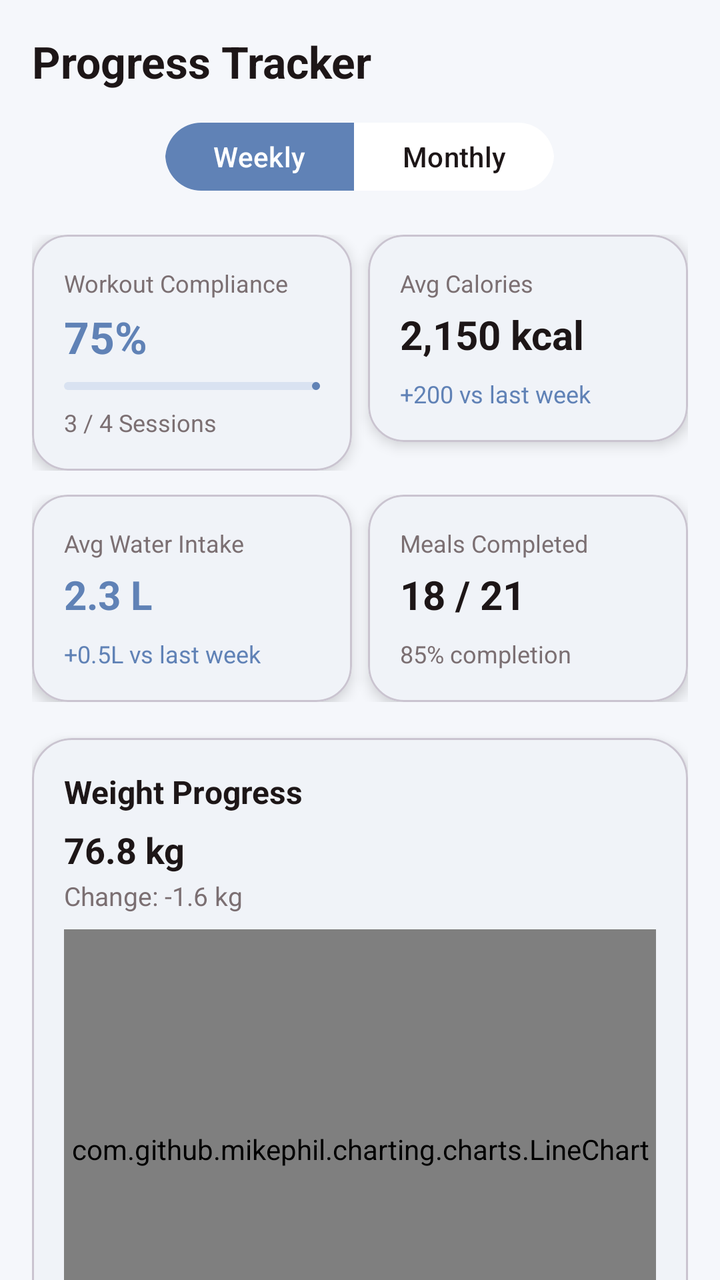
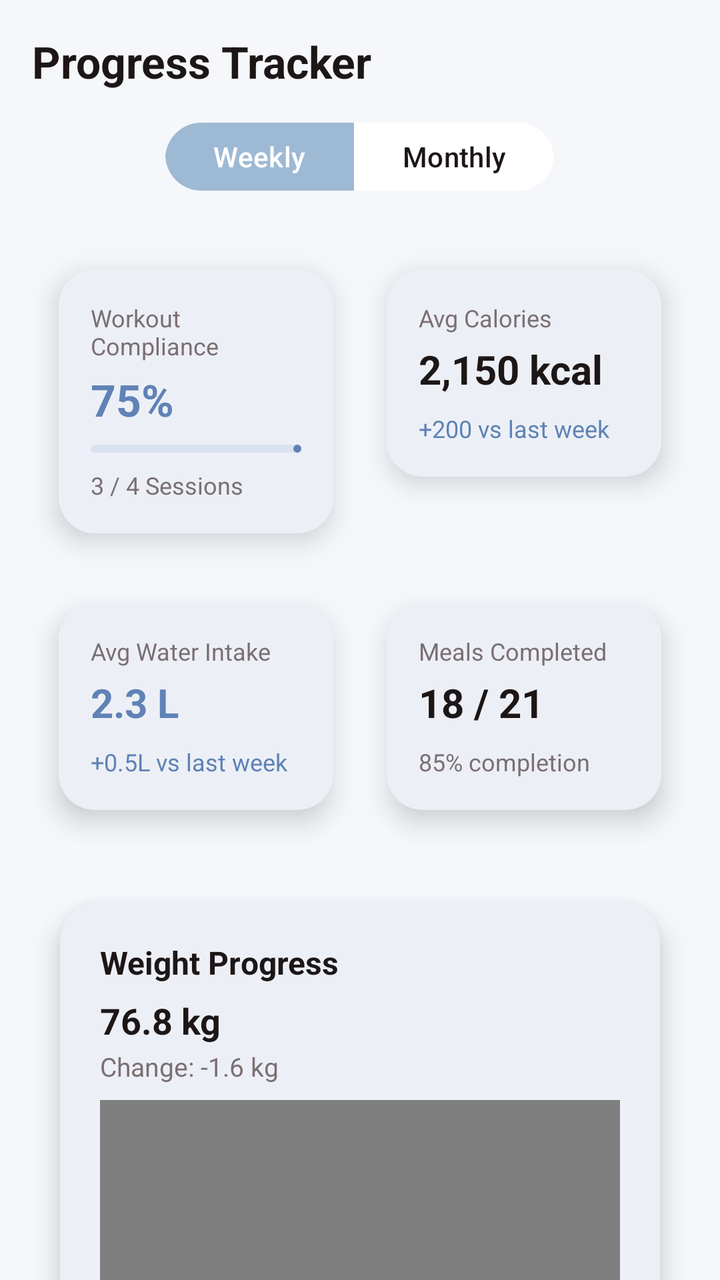

Compare the two renders of this Android layout. The source of the first and the diff that turns it into the second are given below.
<!-- AndroidManifest.xml: application theme Theme.FlexiFitApp -->
<!-- res/layout/fragment_progress_tracker.xml -->
<?xml version="1.0" encoding="utf-8"?>
<androidx.core.widget.NestedScrollView
    xmlns:android="http://schemas.android.com/apk/res/android"
    xmlns:app="http://schemas.android.com/apk/res-auto"
    android:layout_width="match_parent"
    android:layout_height="match_parent"
    android:background="@color/background"
    android:fillViewport="true">

    <LinearLayout
        android:layout_width="match_parent"
        android:layout_height="wrap_content"
        android:orientation="vertical"
        android:padding="16dp">

        <TextView
            android:id="@+id/tvProgressTitle"
            android:layout_width="wrap_content"
            android:layout_height="wrap_content"
            android:text="Progress Tracker"
            android:textSize="22sp"
            android:textStyle="bold"
            android:textColor="@color/textPrimary"
            android:layout_marginBottom="12dp"/>

        <com.google.android.material.button.MaterialButtonToggleGroup
            android:id="@+id/toggle_range"
            android:layout_width="wrap_content"
            android:layout_height="wrap_content"
            android:layout_gravity="center"
            app:singleSelection="true"
            app:selectionRequired="true"
            app:checkedButton="@id/btnWeekly">

            <com.google.android.material.button.MaterialButton
                android:id="@+id/btnWeekly"
                android:layout_width="wrap_content"
                android:layout_height="42dp"
                android:text="Weekly"
                android:textAllCaps="false"
                android:textColor="@color/white"
                app:backgroundTint="@color/colorPrimary"
                app:cornerRadius="18dp"/>

            <com.google.android.material.button.MaterialButton
                android:id="@+id/btnMonthly"
                android:layout_width="wrap_content"
                android:layout_height="42dp"
                android:text="Monthly"
                android:textAllCaps="false"
                android:textColor="@color/textPrimary"
                app:backgroundTint="@color/surface"
                app:cornerRadius="18dp"/>

        </com.google.android.material.button.MaterialButtonToggleGroup>

        
        <LinearLayout
            android:layout_width="match_parent"
            android:layout_height="wrap_content"
            android:layout_marginTop="18dp"
            android:orientation="horizontal"
            android:weightSum="2">

            <com.google.android.material.card.MaterialCardView
                android:layout_width="0dp"
                android:layout_height="wrap_content"
                android:layout_weight="1"
                android:layout_marginEnd="8dp"
                app:cardCornerRadius="18dp"
                app:cardBackgroundColor="@color/surface"
                app:cardElevation="4dp">

                <LinearLayout
                    android:layout_width="match_parent"
                    android:layout_height="wrap_content"
                    android:orientation="vertical"
                    android:padding="16dp">

                    <TextView
                        android:layout_width="wrap_content"
                        android:layout_height="wrap_content"
                        android:text="Workout Compliance"
                        android:textSize="12sp"
                        android:textColor="@color/textSecondary"/>

                    <TextView
                        android:id="@+id/tvCompliance"
                        android:layout_width="wrap_content"
                        android:layout_height="wrap_content"
                        android:text="75%"
                        android:textStyle="bold"
                        android:textSize="22sp"
                        android:textColor="@color/colorPrimary"
                        android:layout_marginTop="4dp"/>

                    <com.google.android.material.progressindicator.LinearProgressIndicator
                        android:id="@+id/progressCompliance"
                        android:layout_width="match_parent"
                        android:layout_height="8dp"
                        android:layout_marginTop="8dp"
                        android:max="100"
                        android:progress="75"
                        app:trackColor="#D9E2F1"
                        app:indicatorColor="@color/colorPrimary"/>

                    <TextView
                        android:id="@+id/tvComplianceMeta"
                        android:layout_width="wrap_content"
                        android:layout_height="wrap_content"
                        android:text="3 / 4 Sessions"
                        android:textSize="12sp"
                        android:textColor="@color/textSecondary"
                        android:layout_marginTop="8dp"/>

                </LinearLayout>
            </com.google.android.material.card.MaterialCardView>

            <com.google.android.material.card.MaterialCardView
                android:layout_width="0dp"
                android:layout_height="wrap_content"
                android:layout_weight="1"
                app:cardCornerRadius="18dp"
                app:cardElevation="4dp"
                app:cardBackgroundColor="@color/surface">

                <LinearLayout
                    android:layout_width="match_parent"
                    android:layout_height="wrap_content"
                    android:padding="16dp"
                    android:orientation="vertical">

                    <TextView
                        android:layout_width="wrap_content"
                        android:layout_height="wrap_content"
                        android:text="Avg Calories"
                        android:textSize="12sp"
                        android:textColor="@color/textSecondary"/>

                    <TextView
                        android:id="@+id/tvAvgCalories"
                        android:layout_width="wrap_content"
                        android:layout_height="wrap_content"
                        android:text="2,150 kcal"
                        android:textStyle="bold"
                        android:textSize="20sp"
                        android:textColor="@color/textPrimary"
                        android:layout_marginTop="4dp"/>

                    <TextView
                        android:id="@+id/tvAvgCaloriesSub"
                        android:layout_width="wrap_content"
                        android:layout_height="wrap_content"
                        android:text="+200 vs last week"
                        android:textSize="12sp"
                        android:textColor="@color/colorPrimary"
                        android:layout_marginTop="8dp"/>

                </LinearLayout>
            </com.google.android.material.card.MaterialCardView>

        </LinearLayout>

        
        <LinearLayout
            android:layout_width="match_parent"
            android:layout_height="wrap_content"
            android:layout_marginTop="12dp"
            android:orientation="horizontal"
            android:weightSum="2">

            <com.google.android.material.card.MaterialCardView
                android:layout_width="0dp"
                android:layout_height="wrap_content"
                android:layout_weight="1"
                android:layout_marginEnd="8dp"
                app:cardCornerRadius="18dp"
                app:cardElevation="4dp"
                app:cardBackgroundColor="@color/surface">

                <LinearLayout
                    android:layout_width="match_parent"
                    android:layout_height="wrap_content"
                    android:padding="16dp"
                    android:orientation="vertical">

                    <TextView
                        android:layout_width="wrap_content"
                        android:layout_height="wrap_content"
                        android:text="Avg Water Intake"
                        android:textSize="12sp"
                        android:textColor="@color/textSecondary"/>

                    <TextView
                        android:id="@+id/tvWater"
                        android:layout_width="wrap_content"
                        android:layout_height="wrap_content"
                        android:text="2.3 L"
                        android:textStyle="bold"
                        android:textSize="20sp"
                        android:textColor="@color/colorPrimary"
                        android:layout_marginTop="4dp"/>

                    <TextView
                        android:id="@+id/tvWaterSub"
                        android:layout_width="wrap_content"
                        android:layout_height="wrap_content"
                        android:text="+0.5L vs last week"
                        android:textSize="12sp"
                        android:textColor="@color/colorPrimary"
                        android:layout_marginTop="8dp"/>

                </LinearLayout>
            </com.google.android.material.card.MaterialCardView>

            <com.google.android.material.card.MaterialCardView
                android:layout_width="0dp"
                android:layout_height="wrap_content"
                android:layout_weight="1"
                app:cardCornerRadius="18dp"
                app:cardElevation="4dp"
                app:cardBackgroundColor="@color/surface">

                <LinearLayout
                    android:layout_width="match_parent"
                    android:layout_height="wrap_content"
                    android:padding="16dp"
                    android:orientation="vertical">

                    <TextView
                        android:layout_width="wrap_content"
                        android:layout_height="wrap_content"
                        android:text="Meals Completed"
                        android:textSize="12sp"
                        android:textColor="@color/textSecondary"/>

                    <TextView
                        android:id="@+id/tvMealsCompleted"
                        android:layout_width="wrap_content"
                        android:layout_height="wrap_content"
                        android:text="18 / 21"
                        android:textStyle="bold"
                        android:textSize="20sp"
                        android:textColor="@color/textPrimary"
                        android:layout_marginTop="4dp"/>

                    <TextView
                        android:id="@+id/tvMealsCompletedSub"
                        android:layout_width="wrap_content"
                        android:layout_height="wrap_content"
                        android:text="85% completion"
                        android:textSize="12sp"
                        android:textColor="@color/textSecondary"
                        android:layout_marginTop="8dp"/>

                </LinearLayout>
            </com.google.android.material.card.MaterialCardView>

        </LinearLayout>

        
        <com.google.android.material.card.MaterialCardView
            android:id="@+id/cardWeight"
            android:layout_width="match_parent"
            android:layout_height="wrap_content"
            android:layout_marginTop="18dp"
            app:cardCornerRadius="20dp"
            app:cardElevation="4dp"
            app:cardBackgroundColor="@color/surface">

            <LinearLayout
                android:layout_width="match_parent"
                android:layout_height="wrap_content"
                android:orientation="vertical"
                android:padding="16dp">

                <TextView
                    android:layout_width="wrap_content"
                    android:layout_height="wrap_content"
                    android:text="Weight Progress"
                    android:textSize="16sp"
                    android:textStyle="bold"
                    android:textColor="@color/textPrimary"/>

                <TextView
                    android:id="@+id/tvWeight"
                    android:layout_width="wrap_content"
                    android:layout_height="wrap_content"
                    android:text="76.8 kg"
                    android:textSize="18sp"
                    android:textStyle="bold"
                    android:textColor="@color/textPrimary"
                    android:layout_marginTop="6dp"/>

                <TextView
                    android:id="@+id/tvWeightChange"
                    android:layout_width="wrap_content"
                    android:layout_height="wrap_content"
                    android:text="Change: -1.6 kg"
                    android:textSize="13sp"
                    android:textColor="@color/textSecondary"
                    android:layout_marginTop="2dp"
                    android:layout_marginBottom="8dp"/>

                <com.github.mikephil.charting.charts.LineChart
                    android:id="@+id/lineChartWeight"
                    android:layout_width="match_parent"
                    android:layout_height="220dp"/>

            </LinearLayout>
        </com.google.android.material.card.MaterialCardView>

        
        <com.google.android.material.card.MaterialCardView
            android:id="@+id/cardCaloriesBurned"
            android:layout_width="match_parent"
            android:layout_height="wrap_content"
            android:layout_marginTop="12dp"
            app:cardCornerRadius="20dp"
            app:cardElevation="4dp"
            app:cardBackgroundColor="@color/surface">

            <LinearLayout
                android:layout_width="match_parent"
                android:layout_height="wrap_content"
                android:orientation="vertical"
                android:padding="16dp">

                <TextView
                    android:layout_width="wrap_content"
                    android:layout_height="wrap_content"
                    android:text="Calories Burned"
                    android:textSize="16sp"
                    android:textStyle="bold"
                    android:textColor="@color/textPrimary"/>

                <TextView
                    android:id="@+id/tvCaloriesBurned"
                    android:layout_width="wrap_content"
                    android:layout_height="wrap_content"
                    android:text="Avg: 520 kcal"
                    android:textSize="16sp"
                    android:textColor="@color/textPrimary"
                    android:layout_marginTop="6dp"
                    android:layout_marginBottom="8dp"/>

                <com.github.mikephil.charting.charts.BarChart
                    android:id="@+id/barChartCalories"
                    android:layout_width="match_parent"
                    android:layout_height="220dp"/>

            </LinearLayout>
        </com.google.android.material.card.MaterialCardView>

        
        <com.google.android.material.card.MaterialCardView
            android:id="@+id/cardStreak"
            android:layout_width="match_parent"
            android:layout_height="wrap_content"
            android:layout_marginTop="14dp"
            app:cardCornerRadius="18dp"
            app:cardElevation="4dp"
            app:cardBackgroundColor="@color/surface">

            <LinearLayout
                android:layout_width="match_parent"
                android:layout_height="wrap_content"
                android:padding="16dp"
                android:orientation="vertical">

                <TextView
                    android:layout_width="wrap_content"
                    android:layout_height="wrap_content"
                    android:text="Current Streak"
                    android:textStyle="bold"
                    android:textColor="@color/textPrimary"
                    android:textSize="16sp"/>

                <TextView
                    android:id="@+id/tvStreak"
                    android:layout_width="wrap_content"
                    android:layout_height="wrap_content"
                    android:text="🔥 7 Days"
                    android:textSize="18sp"
                    android:textColor="@color/colorPrimary"
                    android:layout_marginTop="8dp"/>

                <TextView
                    android:id="@+id/tvStreakSub"
                    android:layout_width="wrap_content"
                    android:layout_height="wrap_content"
                    android:text="Keep it up!"
                    android:textSize="13sp"
                    android:textColor="@color/textSecondary"
                    android:layout_marginTop="2dp"/>

            </LinearLayout>
        </com.google.android.material.card.MaterialCardView>

        
        <com.google.android.material.card.MaterialCardView
            android:id="@+id/cardAchievements"
            android:layout_width="match_parent"
            android:layout_height="wrap_content"
            android:layout_marginTop="12dp"
            app:cardCornerRadius="18dp"
            app:cardElevation="4dp"
            app:cardBackgroundColor="@color/surface">

            <LinearLayout
                android:layout_width="match_parent"
                android:layout_height="wrap_content"
                android:orientation="vertical"
                android:padding="16dp">

                <TextView
                    android:layout_width="wrap_content"
                    android:layout_height="wrap_content"
                    android:text="Recent Achievements"
                    android:textStyle="bold"
                    android:textColor="@color/textPrimary"
                    android:textSize="16sp"
                    android:layout_marginBottom="10dp"/>

                <androidx.recyclerview.widget.RecyclerView
                    android:id="@+id/rvAchievements"
                    android:layout_width="match_parent"
                    android:layout_height="wrap_content"
                    android:nestedScrollingEnabled="false"
                    android:overScrollMode="never"/>

            </LinearLayout>
        </com.google.android.material.card.MaterialCardView>

    </LinearLayout>
</androidx.core.widget.NestedScrollView>
<!-- resources referenced by this layout -->
<resources>
  <color name="background">#F5F7FB</color>
  <color name="colorPrimary">#6082B6</color>
  <color name="surface">#FFFFFF</color>
  <color name="textPrimary">#1d1617 </color>
  <color name="textSecondary">#7b6f72 </color>
  <color name="white">#FFFFFF</color>
  <style name="Theme.FlexiFitApp" parent="Base.Theme.FlexiFitApp">
          
          <item name="navigationViewStyle">@style/Widget.FlexiFit.NavigationView</item>
      </style>
  <style name="Base.Theme.FlexiFitApp" parent="Theme.Material3.Light.NoActionBar">
  
          
          <item name="colorPrimary">#6082B6 </item>
          <item name="colorPrimaryContainer">#6082B6</item>
          <item name="colorSecondary">#6093b6</item>
          <item name="colorSecondaryContainer">#6093b6</item>
  
          
          <item name="android:colorBackground">#F5F7FA</item>
          <item name="colorSurface">#FFFFFF</item>
  
          
          <item name="colorOnPrimary">#FFFFFF</item>
          <item name="colorOnSecondary">#FFFFFF</item>
          <item name="colorOnSurface">#1A1A1A</item>
  
          
          <item name="android:statusBarColor" tools:targetApi="l">#6082B6</item>
  
          
          <item name="android:navigationBarColor" tools:targetApi="l">#6082B6</item>
  
      </style>
  <style name="Widget.FlexiFit.NavigationView" parent="Widget.Material3.NavigationView">
          
          <item name="android:background">@color/drawer_bg</item>
  
          
          <item name="itemTextColor">@color/nav_item_text_color</item>
          <item name="itemIconTint">@color/nav_item_icon_tint</item>
  
          
          <item name="itemBackground">@drawable/nav_item_background</item>
      </style>
  <color name="drawer_bg">#FFFFFF</color>
  <!-- drawable nav_item_background (drawable) -->
  <?xml version="1.0" encoding="utf-8"?>
  <selector xmlns:android="http://schemas.android.com/apk/res/android">
      
      <item android:state_checked="true" android:drawable="@drawable/nav_item_bg_selected" />
      
      <item android:drawable="@android:color/transparent" />
  </selector>
  <!-- drawable nav_item_bg_selected (drawable) -->
  <?xml version="1.0" encoding="utf-8"?>
  <shape xmlns:android="http://schemas.android.com/apk/res/android"
      android:shape="rectangle">
  
      <solid android:color="@color/nav_item_active_bg" />
  
      
      <corners android:radius="24dp" />
  
  </shape>
  <color name="nav_item_active_bg">@color/colorPrimary</color>
</resources>

<!-- the commit's change to res/layout/fragment_progress_tracker.xml (unified diff, before → after) -->
@@ -37,9 +37,9 @@
                 android:layout_width="wrap_content"
                 android:layout_height="42dp"
                 android:text="Weekly"
+                app:backgroundTint="@color/gradientEnd"
                 android:textAllCaps="false"
                 android:textColor="@color/white"
-                app:backgroundTint="@color/colorPrimary"
                 app:cornerRadius="18dp"/>
 
             <com.google.android.material.button.MaterialButton
@@ -66,10 +66,11 @@
                 android:layout_width="0dp"
                 android:layout_height="wrap_content"
                 android:layout_weight="1"
-                android:layout_marginEnd="8dp"
                 app:cardCornerRadius="18dp"
+                app:cardUseCompatPadding="true"
+                app:strokeWidth="0dp"
                 app:cardBackgroundColor="@color/surface"
-                app:cardElevation="4dp">
+                app:cardElevation="8dp">
 
                 <LinearLayout
                     android:layout_width="match_parent"
@@ -121,7 +122,9 @@
                 android:layout_height="wrap_content"
                 android:layout_weight="1"
                 app:cardCornerRadius="18dp"
-                app:cardElevation="4dp"
+                app:cardElevation="8dp"
+                app:cardUseCompatPadding="true"
+                app:strokeWidth="0dp"
                 app:cardBackgroundColor="@color/surface">
 
                 <LinearLayout
@@ -165,7 +168,6 @@
         <LinearLayout
             android:layout_width="match_parent"
             android:layout_height="wrap_content"
-            android:layout_marginTop="12dp"
             android:orientation="horizontal"
             android:weightSum="2">
 
@@ -173,9 +175,10 @@
                 android:layout_width="0dp"
                 android:layout_height="wrap_content"
                 android:layout_weight="1"
-                android:layout_marginEnd="8dp"
                 app:cardCornerRadius="18dp"
-                app:cardElevation="4dp"
+                app:cardElevation="8dp"
+                app:cardUseCompatPadding="true"
+                app:strokeWidth="0dp"
                 app:cardBackgroundColor="@color/surface">
 
                 <LinearLayout
@@ -218,7 +221,9 @@
                 android:layout_height="wrap_content"
                 android:layout_weight="1"
                 app:cardCornerRadius="18dp"
-                app:cardElevation="4dp"
+                app:cardElevation="8dp"
+                app:cardUseCompatPadding="true"
+                app:strokeWidth="0dp"
                 app:cardBackgroundColor="@color/surface">
 
                 <LinearLayout
@@ -263,16 +268,18 @@
             android:id="@+id/cardWeight"
             android:layout_width="match_parent"
             android:layout_height="wrap_content"
-            android:layout_marginTop="18dp"
+            android:layout_marginTop="10dp"
             app:cardCornerRadius="20dp"
-            app:cardElevation="4dp"
+            app:cardElevation="8dp"
+            app:cardUseCompatPadding="true"
+            app:strokeWidth="0dp"
             app:cardBackgroundColor="@color/surface">
 
             <LinearLayout
                 android:layout_width="match_parent"
                 android:layout_height="wrap_content"
                 android:orientation="vertical"
-                android:padding="16dp">
+                android:padding="20dp">
 
                 <TextView
                     android:layout_width="wrap_content"
@@ -317,14 +324,16 @@
             android:layout_height="wrap_content"
             android:layout_marginTop="12dp"
             app:cardCornerRadius="20dp"
-            app:cardElevation="4dp"
+            app:cardElevation="8dp"
+            app:cardUseCompatPadding="true"
+            app:strokeWidth="0dp"
             app:cardBackgroundColor="@color/surface">
 
             <LinearLayout
                 android:layout_width="match_parent"
                 android:layout_height="wrap_content"
                 android:orientation="vertical"
-                android:padding="16dp">
+                android:padding="20dp">
 
                 <TextView
                     android:layout_width="wrap_content"
@@ -359,13 +368,15 @@
             android:layout_height="wrap_content"
             android:layout_marginTop="14dp"
             app:cardCornerRadius="18dp"
-            app:cardElevation="4dp"
+            app:cardUseCompatPadding="true"
+            app:strokeWidth="0dp"
+            app:cardElevation="8dp"
             app:cardBackgroundColor="@color/surface">
 
             <LinearLayout
                 android:layout_width="match_parent"
                 android:layout_height="wrap_content"
-                android:padding="16dp"
+                android:padding="20dp"
                 android:orientation="vertical">
 
                 <TextView
@@ -404,14 +415,16 @@
             android:layout_height="wrap_content"
             android:layout_marginTop="12dp"
             app:cardCornerRadius="18dp"
-            app:cardElevation="4dp"
+            app:cardUseCompatPadding="true"
+            app:strokeWidth="0dp"
+            app:cardElevation="8dp"
             app:cardBackgroundColor="@color/surface">
 
             <LinearLayout
                 android:layout_width="match_parent"
                 android:layout_height="wrap_content"
                 android:orientation="vertical"
-                android:padding="16dp">
+                android:padding="20dp">
 
                 <TextView
                     android:layout_width="wrap_content"
<!-- resource entries referenced after the edit -->
@@ -2,6 +2,7 @@
 <resources>
   <color name="background">#F5F7FB</color>
   <color name="colorPrimary">#6082B6</color>
+  <color name="gradientEnd">#9eb9d4   </color>
   <color name="surface">#FFFFFF</color>
   <color name="textPrimary">#1d1617 </color>
   <color name="textSecondary">#7b6f72 </color>
